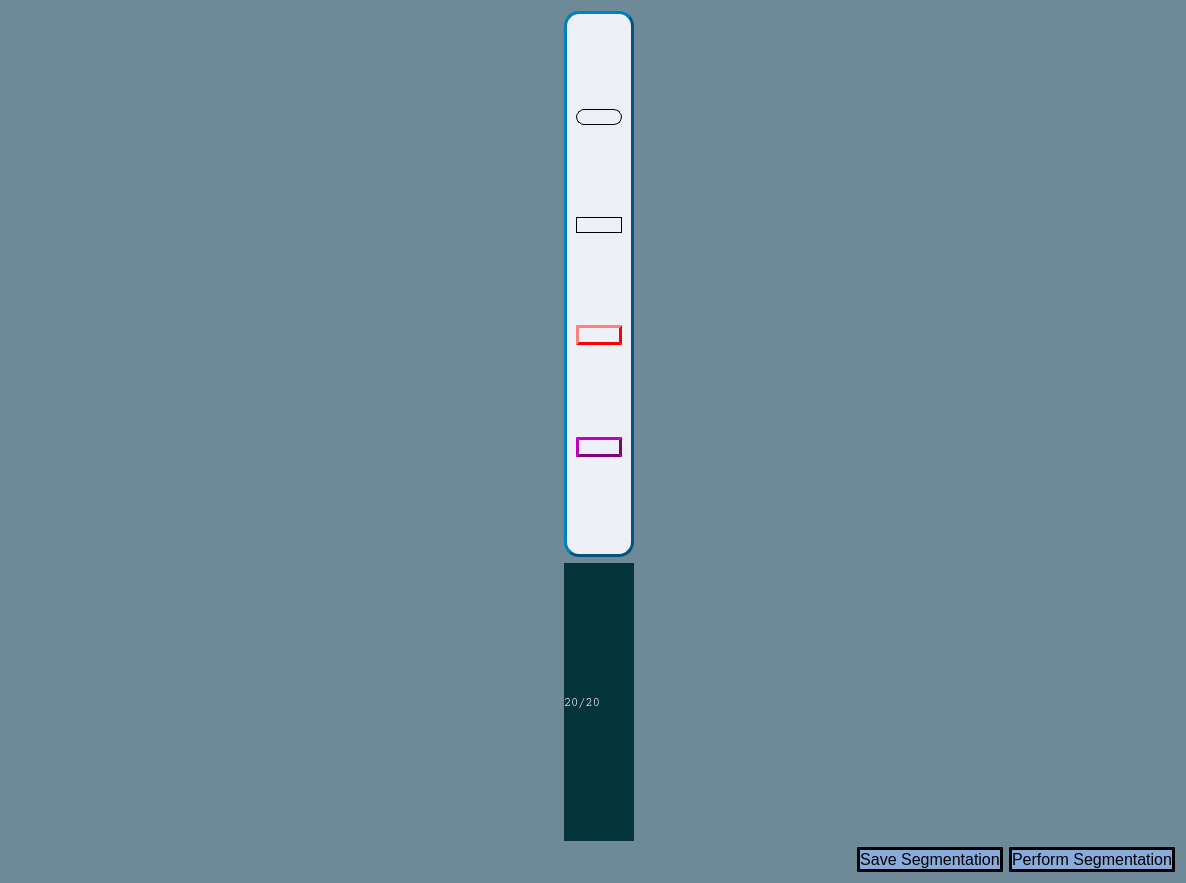
Qt form FetalMRI_Workspace.ui (EldanChodorov/Automated_FetalMRI) before a commit.
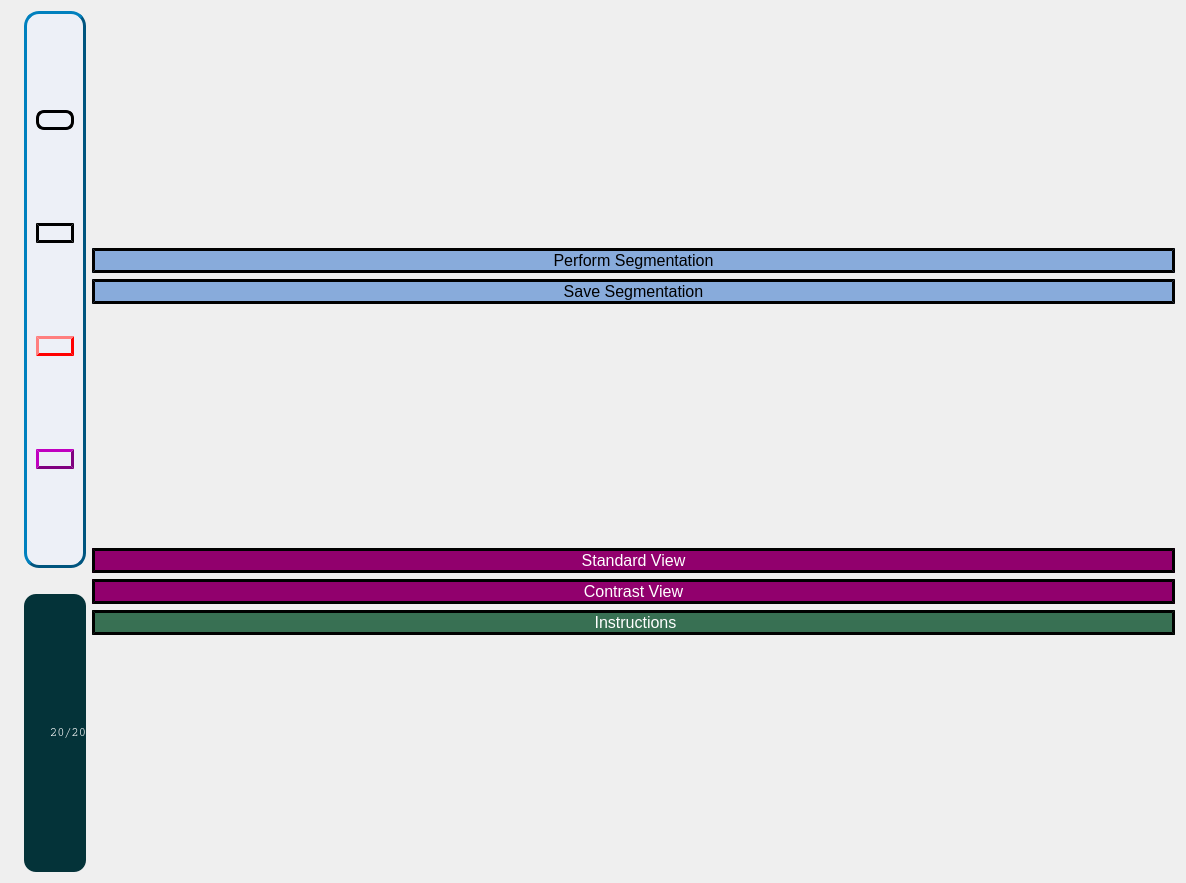
The same form after that commit. Icons and pictures are not drawn.

Commit message: about window shapes class

```diff
--- a/FetalMRI_Workspace.ui
+++ b/FetalMRI_Workspace.ui
@@ -20,18 +20,18 @@
    <bool>true</bool>
   </property>
   <property name="styleSheet">
-   <string notr="true">background-color: rgb(110, 137, 152)</string>
+   <string notr="true"/>
   </property>
   <layout class="QGridLayout" name="gridLayout_2" rowstretch="0">
-   <item row="0" column="0">
-    <layout class="QVBoxLayout" name="MainLayout" stretch="1,0">
+   <item row="0" column="2">
+    <layout class="QHBoxLayout" name="MainLayout" stretch="0">
      <property name="leftMargin">
       <number>13</number>
      </property>
      <item>
-      <layout class="QHBoxLayout" name="ImageLayout" stretch="0">
+      <layout class="QHBoxLayout" name="ImageLayout" stretch="0,1">
        <item>
-        <layout class="QVBoxLayout" name="verticalLayout" stretch="1,0">
+        <layout class="QVBoxLayout" name="toolkitLayout" stretch="1,0,0">
          <item>
           <widget class="QFrame" name="tool_kit">
            <property name="styleSheet">
@@ -91,7 +91,7 @@
               <property name="styleSheet">
                <string notr="true">background-color:'white'; 
 color: black; 
-border-radius: 8px; border-color: black; border-width: 1px; 
+border-radius: 8px; border-color: black; border-width: 3px; 
 border-style: outset;</string>
               </property>
               <property name="text">
@@ -108,8 +108,9 @@
               <property name="styleSheet">
                <string notr="true">background-color:'white'; 
 color: black; 
-border-radius: 12px; border-color: black; border-width: 1px;
-border-style: outset;</string>
+border-radius: 12px; border-color: black; border-width: 3px;
+border-style: outset;
+</string>
               </property>
               <property name="text">
                <string/>
@@ -124,69 +125,69 @@
           </widget>
          </item>
          <item>
-          <widget class="QLabel" name="frame_number">
-           <property name="minimumSize">
-            <size>
-             <width>42</width>
-             <height>278</height>
-            </size>
+          <spacer name="horizontalSpacer">
+           <property name="orientation">
+            <enum>Qt::Horizontal</enum>
            </property>
-           <property name="maximumSize">
+           <property name="sizeHint" stdset="0">
             <size>
-             <width>70</width>
-             <height>16777215</height>
+             <width>40</width>
+             <height>20</height>
             </size>
            </property>
-           <property name="autoFillBackground">
-            <bool>false</bool>
-           </property>
-           <property name="styleSheet">
-            <string notr="true">font: 75 12pt &quot;MS Shell Dlg 2&quot;;
+          </spacer>
+         </item>
+         <item>
+          <layout class="QVBoxLayout" name="verticalLayout_3" stretch="0">
+           <item>
+            <widget class="QLabel" name="frame_number">
+             <property name="minimumSize">
+              <size>
+               <width>42</width>
+               <height>278</height>
+              </size>
+             </property>
+             <property name="maximumSize">
+              <size>
+               <width>70</width>
+               <height>16777215</height>
+              </size>
+             </property>
+             <property name="autoFillBackground">
+              <bool>false</bool>
+             </property>
+             <property name="styleSheet">
+              <string notr="true">font: 75 12pt &quot;MS Shell Dlg 2&quot;;
 color: rgb(255, 255, 255);
 font-family: Courier;
-background-color: rgb(4, 51, 57);</string>
-           </property>
-           <property name="text">
-            <string>20/20</string>
-           </property>
-          </widget>
+background-color: rgb(4, 51, 57);
+border-radius: 12px; border-color: rgb(4, 51, 57); border-width: 3px;
+</string>
+             </property>
+             <property name="text">
+              <string>&lt;html&gt;&lt;head/&gt;&lt;body&gt;&lt;p align=&quot;right&quot;&gt;20/20&lt;/p&gt;&lt;/body&gt;&lt;/html&gt;</string>
+             </property>
+            </widget>
+           </item>
+          </layout>
          </item>
         </layout>
        </item>
-      </layout>
-     </item>
-     <item>
-      <layout class="QHBoxLayout" name="seg_btns_layout">
        <item>
-        <layout class="QHBoxLayout" name="horizontalLayout_2">
+        <layout class="QVBoxLayout" name="performSegBtnsLayout">
          <item>
-          <spacer name="horizontalSpacer_3">
+          <spacer name="verticalSpacer">
            <property name="orientation">
-            <enum>Qt::Horizontal</enum>
+            <enum>Qt::Vertical</enum>
            </property>
            <property name="sizeHint" stdset="0">
             <size>
-             <width>40</width>
-             <height>20</height>
+             <width>20</width>
+             <height>40</height>
             </size>
            </property>
           </spacer>
          </item>
-         <item>
-          <widget class="QPushButton" name="save_seg_btn">
-           <property name="enabled">
-            <bool>false</bool>
-           </property>
-           <property name="styleSheet">
-            <string notr="true">background-color:#88abdb; color: black; font-weight: regular; font-size: 12pt;
-border-radius: 15px; border-color: black; border-width: 3px; 
-border-style: outset;</string>
-           </property>
-           <property name="text">
-            <string>Save Segmentation</string>
-           </property>
-          </widget>
-         </item>
          <item>
           <widget class="QPushButton" name="perform_seg_btn">
            <property name="styleSheet">
@@ -199,6 +200,91 @@
            </property>
           </widget>
          </item>
+         <item>
+          <widget class="QPushButton" name="save_seg_btn">
+           <property name="enabled">
+            <bool>false</bool>
+           </property>
+           <property name="styleSheet">
+            <string notr="true">background-color:#88abdb; color: black; font-weight: regular; font-size: 12pt;
+border-radius: 15px; border-color: black; border-width: 3px; 
+border-style: outset;</string>
+           </property>
+           <property name="text">
+            <string>Save Segmentation</string>
+           </property>
+          </widget>
+         </item>
+         <item>
+          <spacer name="verticalSpacer_2">
+           <property name="orientation">
+            <enum>Qt::Vertical</enum>
+           </property>
+           <property name="sizeHint" stdset="0">
+            <size>
+             <width>20</width>
+             <height>40</height>
+            </size>
+           </property>
+          </spacer>
+         </item>
+         <item>
+          <widget class="QPushButton" name="standard_view_btn">
+           <property name="enabled">
+            <bool>false</bool>
+           </property>
+           <property name="styleSheet">
+            <string notr="true">background-color:rgb(145, 0, 109); color: white; font-weight: regular; font-size: 12pt;
+border-radius: 15px; border-color: black; border-width: 3px; 
+border-style: outset;</string>
+           </property>
+           <property name="text">
+            <string>Standard View</string>
+           </property>
+          </widget>
+         </item>
+         <item>
+          <widget class="QPushButton" name="contrast_view_btn">
+           <property name="styleSheet">
+            <string notr="true">background-color:rgb(145, 0, 109); color: white; font-weight: regular; font-size: 12pt;
+border-radius: 15px; border-color: black; border-width: 3px; 
+border-style: outset;</string>
+           </property>
+           <property name="text">
+            <string>Contrast View</string>
+           </property>
+          </widget>
+         </item>
+         <item>
+          <widget class="QLabel" name="instructions">
+           <property name="toolTip">
+            <string>&lt;html&gt;&lt;head/&gt;&lt;body&gt;&lt;pre style=&quot; margin-top:12px; margin-bottom:12px; margin-left:0px; margin-right:0px; -qt-block-indent:0; text-indent:0px; background-color:#ffffff;&quot;&gt;&lt;span style=&quot; font-family:'Courier New'; font-size:9pt; font-weight:600; color:#008080;&quot;&gt;In the first and last frame: draw a purple square inside the brain area.&lt;br/&gt;In the middle frame: draw a red square around [enclosing] the brain area.&lt;br/&gt;Finally: press 'Perform Segmentation'.&lt;/span&gt;&lt;/pre&gt;&lt;/body&gt;&lt;/html&gt;</string>
+           </property>
+           <property name="styleSheet">
+            <string notr="true">background-color: rgb(56, 112, 83);
+ color: white; font-weight: regular; font-size: 12pt;
+border-radius: 15px; border-color: black; border-width: 3px; 
+border-style: outset;
+</string>
+           </property>
+           <property name="text">
+            <string>&lt;html&gt;&lt;head/&gt;&lt;body&gt;&lt;p align=&quot;center&quot;&gt;Instructions&lt;/p&gt;&lt;/body&gt;&lt;/html&gt;</string>
+           </property>
+          </widget>
+         </item>
+         <item>
+          <spacer name="verticalSpacer_3">
+           <property name="orientation">
+            <enum>Qt::Vertical</enum>
+           </property>
+           <property name="sizeHint" stdset="0">
+            <size>
+             <width>20</width>
+             <height>40</height>
+            </size>
+           </property>
+          </spacer>
+         </item>
         </layout>
        </item>
       </layout>
```
Left out of the diff: 86 changed lines with no effect on the pictures. The commit also changes 8 other files.
